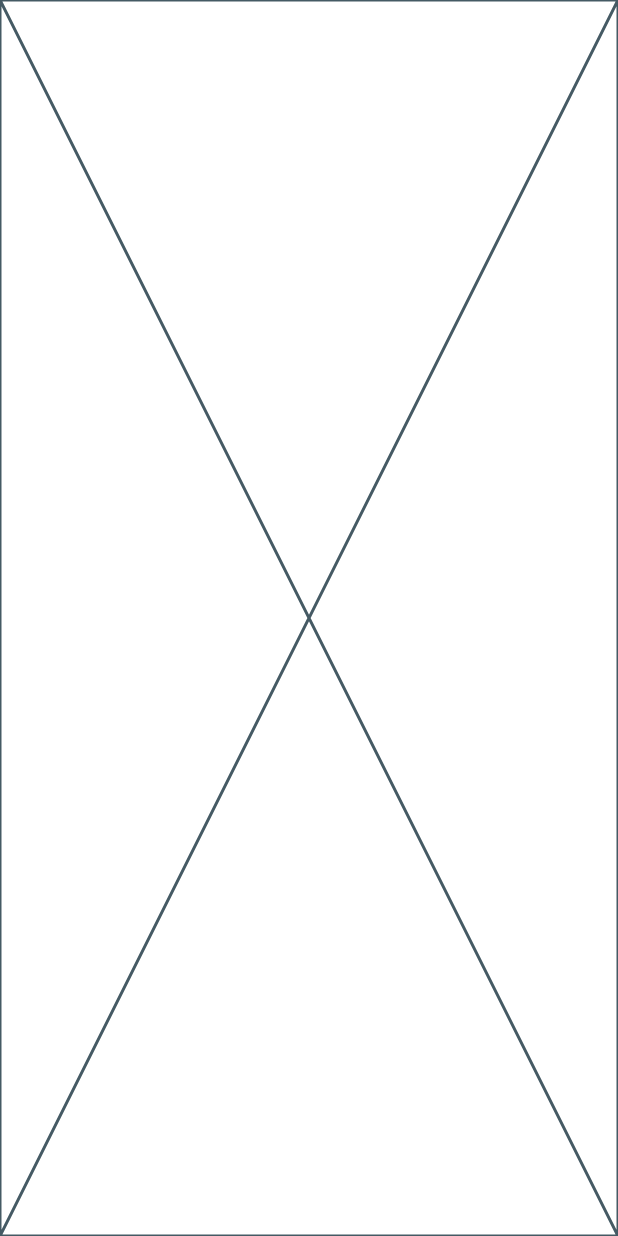
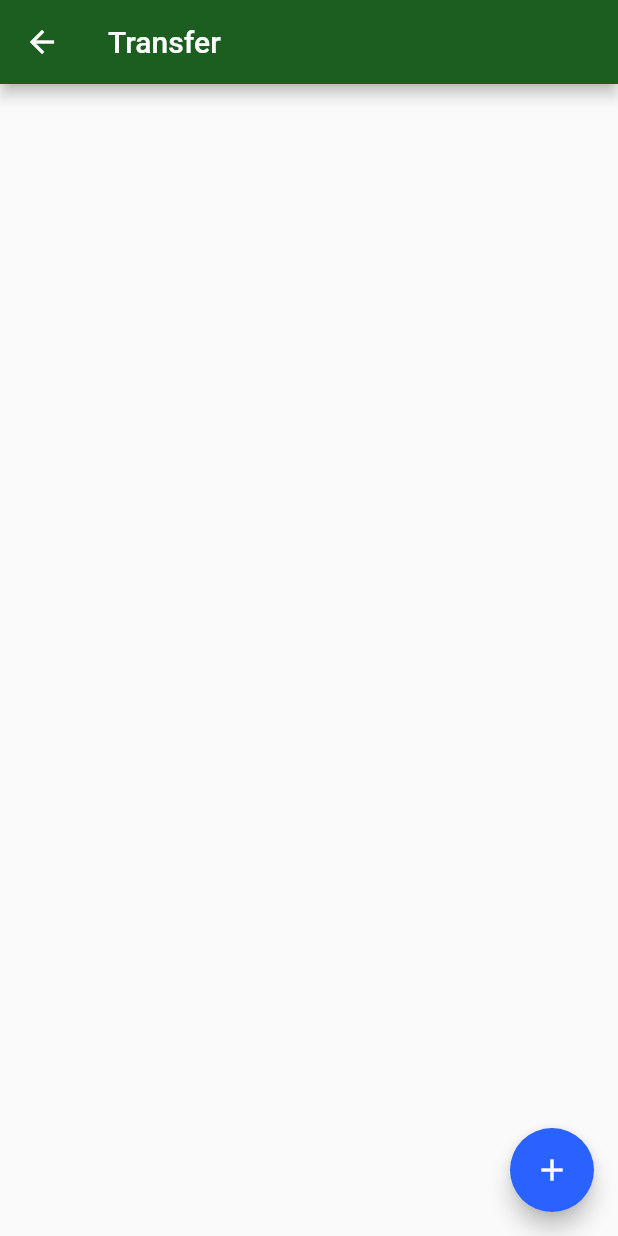
Before and after one commit to DouglasLeal/curso-flutter-api-alura, a Flutter app: the screen it shows after launch, after a tap on "Transfer", on a phone screen of 412 x 824 dp. Run offline on Flutter 3.47's test engine with Material 2 defaults, Android fonts, the phone set to English and light mode, and no system bars; our stand-ins replace sqflite; missing offline and left inert: http_interceptor; accounts and stored records are empty.

Commit message:
ContactList page criado

```diff
--- a/lib/pages/contacts_list.dart
+++ b/lib/pages/contacts_list.dart
@@ -1,10 +1,101 @@
+import 'package:api/database/dao/contact_dao.dart';
+import 'package:api/models/contact.dart';
+import 'package:api/pages/contact_form.dart';
+import 'package:api/pages/transaction_form.dart';
 import 'package:flutter/material.dart';
 
-class ContactsList extends StatelessWidget {
+import '../components/progress.dart';
+
+class ContactsList extends StatefulWidget {
   const ContactsList({Key? key}) : super(key: key);
 
   @override
+  State<ContactsList> createState() => _ContactsListState();
+}
+
+class _ContactsListState extends State<ContactsList> {
+  final ContactDao _dao = ContactDao();
+
+  @override
   Widget build(BuildContext context) {
-    return const Placeholder();
+    return Scaffold(
+      appBar: AppBar(title: const Text("Transfer"),),
+      floatingActionButton: FloatingActionButton(
+        onPressed: (){
+          Navigator.of(context).push(
+            MaterialPageRoute(
+              builder: (context) => const ContactForm(),
+            ),
+          ).then((value) => setState(() {}));
+        },
+        child: const Icon(Icons.add),
+      ),
+      body: FutureBuilder<List<Contact>>(
+        initialData: [],
+        future: _dao.findAll(),
+        builder: (context, snapshot) {
+          switch (snapshot.connectionState) {
+            case ConnectionState.none:
+              break;
+            case ConnectionState.waiting:
+              return const Progress();
+              break;
+            case ConnectionState.active:
+              break;
+            case ConnectionState.done:
+              final List<Contact>? contacts = snapshot.data;
+              return ListView.builder(
+                itemBuilder: (context, index) {
+                  final Contact contact = contacts![index];
+                  return _ContactItem(
+                    contact,
+                    onClick: () {
+                      Navigator.of(context).push(
+                        MaterialPageRoute(
+                          builder: (context) => TransactionForm(),
+                        ),
+                      );
+                    },
+                  );
+                },
+                itemCount: contacts != null ? contacts.length : 0,
+              );
+              break;
+          }
+          return const Text('Unknown error');
+        },
+      )
+    );
   }
 }
+
+class _ContactItem extends StatelessWidget {
+  final Contact contact;
+  final Function onClick;
+
+  const _ContactItem(
+      this.contact, {
+        required this.onClick,
+      });
+
+  @override
+  Widget build(BuildContext context) {
+    return Card(
+      child: ListTile(
+        onTap: () => onClick(),
+        title: Text(
+          contact.name,
+          style: const TextStyle(
+            fontSize: 24.0,
+          ),
+        ),
+        subtitle: Text(
+          contact.accountNumber.toString(),
+          style: const TextStyle(
+            fontSize: 16.0,
+          ),
+        ),
+      ),
+    );
+  }
+}
```
Also changed, not shown: lib/pages/contact_form.dart (added, +10 -0 lines), lib/pages/transaction_form.dart (added, +10 -0 lines).
